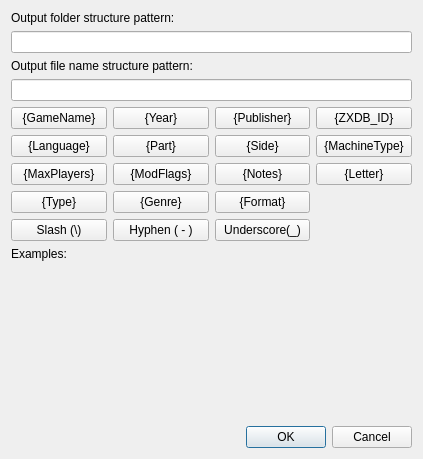
The window that ui/OutputFolderStructureEditor.ui (ladyeklipse/ZX-Pokemaster) describes before a commit, drawn with Qt 5.
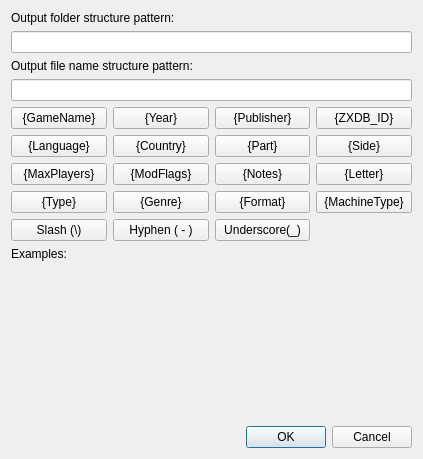
The same window after the commit.

What changed in the file:
```diff
--- a/ui/OutputFolderStructureEditor.ui
+++ b/ui/OutputFolderStructureEditor.ui
@@ -14,26 +14,6 @@
    <string>Edit output folder structure</string>
   </property>
   <layout class="QGridLayout" name="gridLayout" rowstretch="0,0,0,0,0,0,0,0,0,0,0,0,0,1,0">
-   <item row="7" column="1">
-    <widget class="QPushButton" name="btnPart">
-     <property name="focusPolicy">
-      <enum>Qt::NoFocus</enum>
-     </property>
-     <property name="text">
-      <string>{Part}</string>
-     </property>
-    </widget>
-   </item>
-   <item row="7" column="2">
-    <widget class="QPushButton" name="btnSide">
-     <property name="focusPolicy">
-      <enum>Qt::NoFocus</enum>
-     </property>
-     <property name="text">
-      <string>{Side}</string>
-     </property>
-    </widget>
-   </item>
    <item row="11" column="2">
     <widget class="QPushButton" name="btnUnderscore">
      <property name="focusPolicy">
@@ -185,16 +165,6 @@
      </property>
     </widget>
    </item>
-   <item row="7" column="3">
-    <widget class="QPushButton" name="btnMachineType">
-     <property name="focusPolicy">
-      <enum>Qt::NoFocus</enum>
-     </property>
-     <property name="text">
-      <string>{MachineType}</string>
-     </property>
-    </widget>
-   </item>
    <item row="6" column="2">
     <widget class="QPushButton" name="btnPublisher">
      <property name="focusPolicy">
@@ -275,6 +245,46 @@
      </property>
     </widget>
    </item>
+   <item row="9" column="3">
+    <widget class="QPushButton" name="btnMachineType">
+     <property name="focusPolicy">
+      <enum>Qt::NoFocus</enum>
+     </property>
+     <property name="text">
+      <string>{MachineType}</string>
+     </property>
+    </widget>
+   </item>
+   <item row="7" column="3">
+    <widget class="QPushButton" name="btnSide">
+     <property name="focusPolicy">
+      <enum>Qt::NoFocus</enum>
+     </property>
+     <property name="text">
+      <string>{Side}</string>
+     </property>
+    </widget>
+   </item>
+   <item row="7" column="2">
+    <widget class="QPushButton" name="btnPart">
+     <property name="focusPolicy">
+      <enum>Qt::NoFocus</enum>
+     </property>
+     <property name="text">
+      <string>{Part}</string>
+     </property>
+    </widget>
+   </item>
+   <item row="7" column="1">
+    <widget class="QPushButton" name="btnCountry">
+     <property name="focusPolicy">
+      <enum>Qt::NoFocus</enum>
+     </property>
+     <property name="text">
+      <string>{Country}</string>
+     </property>
+    </widget>
+   </item>
   </layout>
  </widget>
  <tabstops>
```
